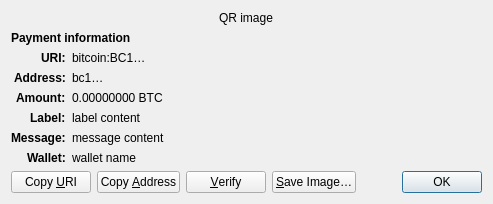
First picture: the form in src/qt/forms/receiverequestdialog.ui, repository argfamobile/BC3, before the edit.
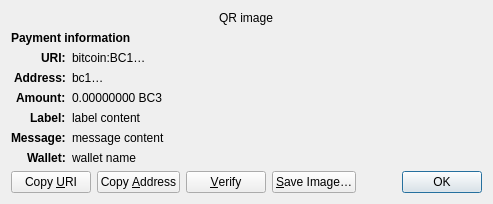
Second picture: the form after the edit. Custom widgets are drawn as their Qt base class.

Diff of the .ui file:
```diff
--- a/src/qt/forms/receiverequestdialog.ui
+++ b/src/qt/forms/receiverequestdialog.ui
@@ -126,7 +126,7 @@
    <item row="4" column="1" alignment="Qt::AlignTop">
     <widget class="QLabel" name="amount_content">
      <property name="text">
-      <string notr="true">0.00000000 BTC</string>
+      <string notr="true">0.00000000 BC3</string>
      </property>
      <property name="textFormat">
       <enum>Qt::PlainText</enum>
```
